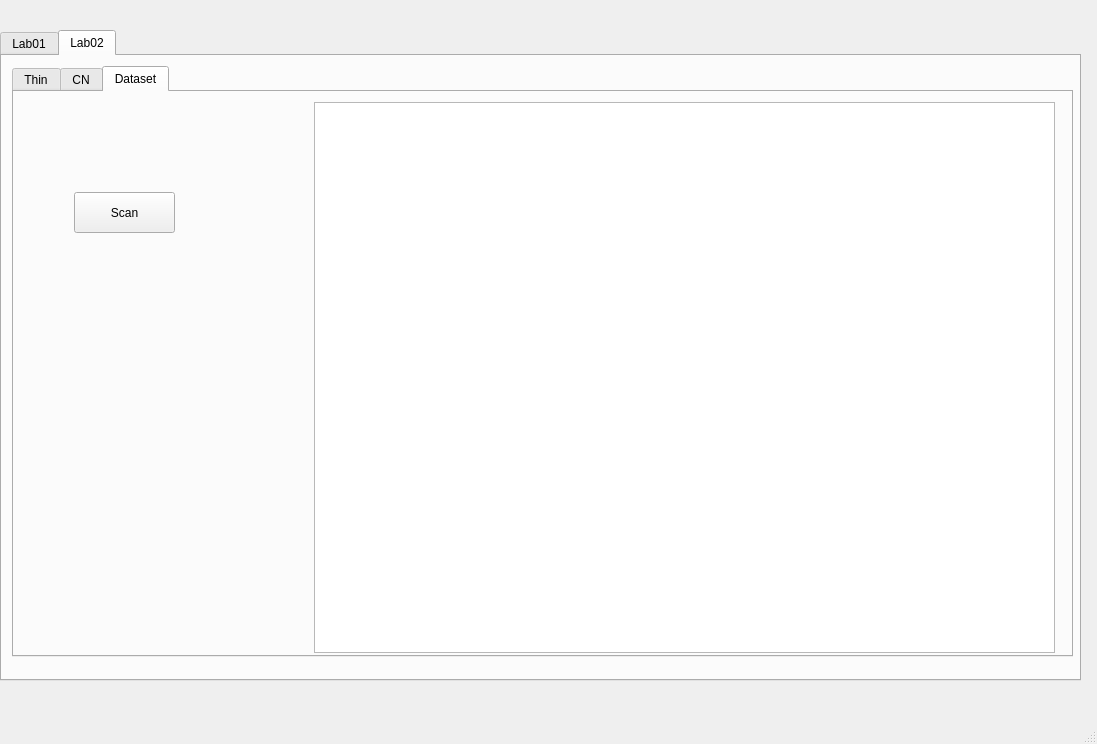
dangost/image-processing, file imgp/secondwindow.ui: the form before one commit.
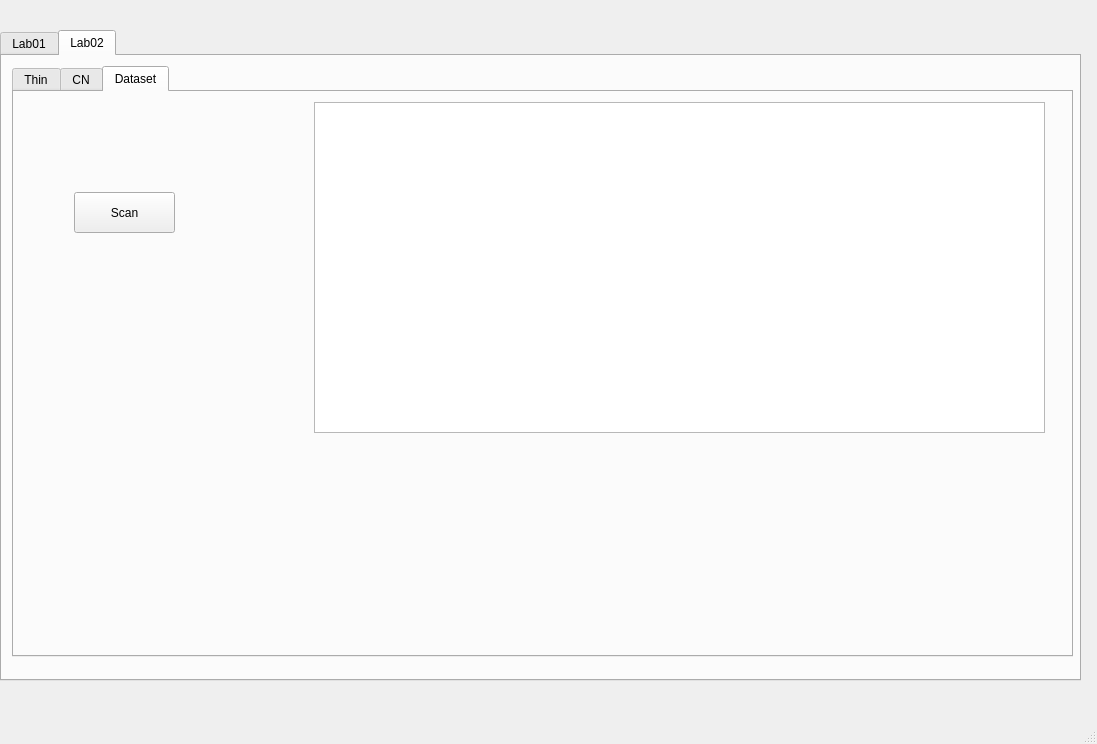
The form after the commit.

```diff
--- a/imgp/secondwindow.ui
+++ b/imgp/secondwindow.ui
@@ -902,8 +902,8 @@
          <rect>
           <x>300</x>
           <y>10</y>
-          <width>741</width>
-          <height>551</height>
+          <width>731</width>
+          <height>331</height>
          </rect>
         </property>
        </widget>
```
